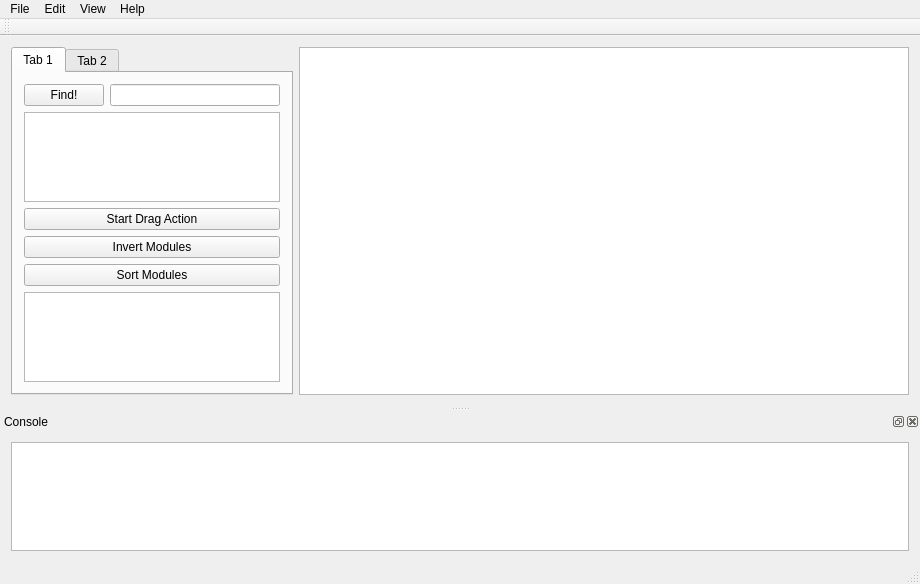
Before: the Qt Designer form vistle/gui/mainwindow.ui in vistle/vistle, drawn with Qt 5.
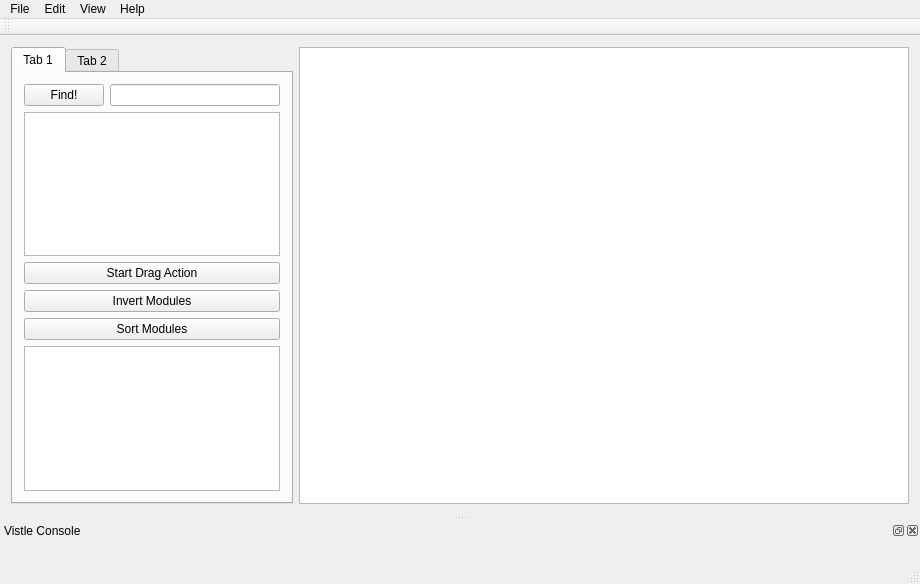
After: the same form once the commit is applied. Custom widgets are drawn as their Qt base class.

Commit message: get input into QPyConsole

```diff
--- a/vistle/gui/mainwindow.ui
+++ b/vistle/gui/mainwindow.ui
@@ -200,21 +200,13 @@
     </size>
    </property>
    <property name="windowTitle">
-    <string>Console</string>
+    <string>Vistle Console</string>
    </property>
    <attribute name="dockWidgetArea">
     <number>8</number>
    </attribute>
    <widget class="QWidget" name="dockWidgetContents_2">
-    <layout class="QHBoxLayout" name="horizontalLayout_2">
-     <item>
-      <widget class="QPyConsole" name="vistleConsole">
-       <property name="readOnly">
-        <bool>true</bool>
-       </property>
-      </widget>
-     </item>
-    </layout>
+    <layout class="QHBoxLayout" name="horizontalLayout_2"/>
    </widget>
   </widget>
   <widget class="QToolBar" name="toolBar">
@@ -290,13 +282,6 @@
   </action>
  </widget>
  <layoutdefault spacing="6" margin="11"/>
- <customwidgets>
-  <customwidget>
-   <class>QPyConsole</class>
-   <extends>QTextEdit</extends>
-   <header>qconsole/qpyconsole.h</header>
-  </customwidget>
- </customwidgets>
  <resources/>
  <connections/>
 </ui>
```
Left out of the diff: 2 changed lines with no effect on the pictures. The commit also changes 2 other files.
